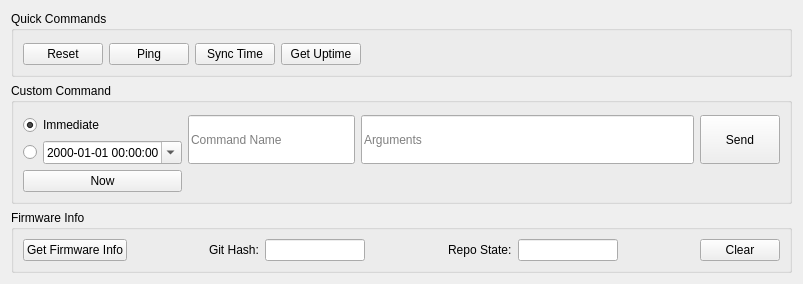
First picture: the form in san-antonio/sanantonio/ui/control_panels/cmds_panel.ui, repository jumiknows/AleasatV2, before the edit.
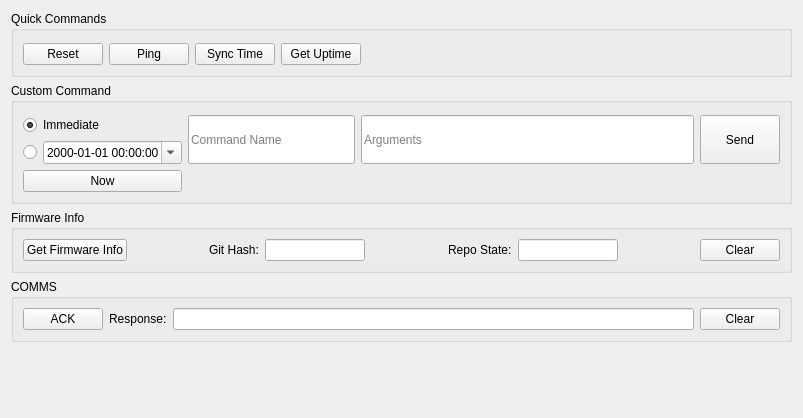
Second picture: the form after the edit.

Commit message:
ALEA-1204 COMMS protocol support in SA https://gitlab.com/alea-2020/command-data-handling/obc2-firmware/-/merge_requests/233
Issue: PP#1204

# Overview
Add support for the COMMS protocol (from OpenLST) in San Antonio so that we can ping the COMMS board without having to setup the entire COMMS radiotools environment

# Testing
Tested during ESA Test Ops

```diff
--- a/san-antonio/sanantonio/ui/control_panels/cmds_panel.ui
+++ b/san-antonio/sanantonio/ui/control_panels/cmds_panel.ui
@@ -7,7 +7,7 @@
     <x>0</x>
     <y>0</y>
     <width>803</width>
-    <height>280</height>
+    <height>418</height>
    </rect>
   </property>
   <property name="windowTitle">
@@ -304,6 +304,43 @@
      </layout>
     </widget>
    </item>
+   <item>
+    <widget class="QGroupBox" name="comms_box">
+     <property name="title">
+      <string>COMMS</string>
+     </property>
+     <layout class="QHBoxLayout" name="horizontalLayout_2">
+      <item>
+       <widget class="QPushButton" name="comms_ack_btn">
+        <property name="text">
+         <string>ACK</string>
+        </property>
+       </widget>
+      </item>
+      <item>
+       <widget class="QLabel" name="comms_ack_resp_lbl">
+        <property name="text">
+         <string>Response:</string>
+        </property>
+       </widget>
+      </item>
+      <item>
+       <widget class="QLineEdit" name="comms_ack_resp_val">
+        <property name="readOnly">
+         <bool>true</bool>
+        </property>
+       </widget>
+      </item>
+      <item>
+       <widget class="QPushButton" name="comms_ack_clear_btn">
+        <property name="text">
+         <string>Clear</string>
+        </property>
+       </widget>
+      </item>
+     </layout>
+    </widget>
+   </item>
    <item>
     <spacer name="verticalSpacer">
      <property name="orientation">
```
The commit also changes 6 other files.
